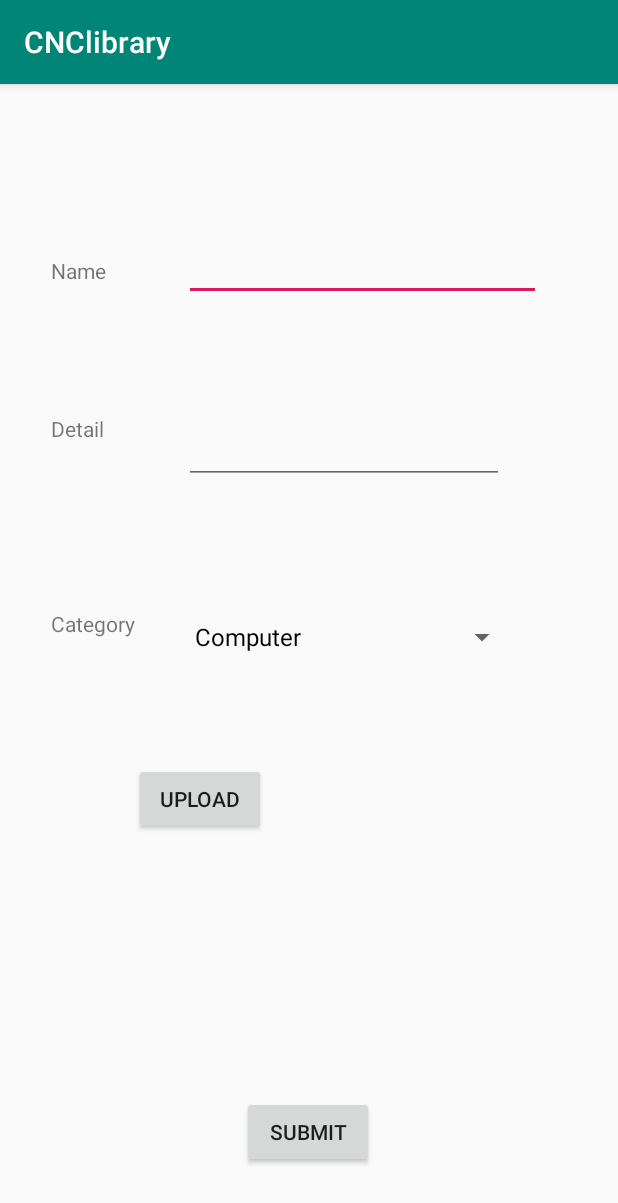
After one commit to tumbj/CNClibrary, an Android app: the AddBookActivity screen opened directly, with no data from a screen before it, on a phone screen of 412 x 824 dp. The commit adds this screen. Shown: the top 1203 px of the screen. Run offline under Robolectric (Android 15) with nearby library versions, the phone set to English and light mode, and no system bars; our stand-ins replace Firebase (no records; nobody signed in at launch, a user with empty details on screens opened directly); pictures from the network do not load.

Commit message:
can add book without img, barcode

```diff
--- a/app/build.gradle
+++ b/app/build.gradle
@@ -36,4 +36,5 @@ dependencies {
     androidTestImplementation 'androidx.test.ext:junit:1.1.0'
     androidTestImplementation 'androidx.test.espresso:espresso-core:3.1.1'
     implementation 'me.dm7.barcodescanner:zxing:1.9.13'
+    implementation 'androidx.gridlayout:gridlayout:1.0.0'
 }
--- a/app/src/main/java/com/example/cnclibrary/MainActivity.java
+++ b/app/src/main/java/com/example/cnclibrary/MainActivity.java
@@ -3,6 +3,7 @@ package com.example.cnclibrary;//package com.example.cnclibrary;
 import android.content.Intent;
 import android.os.Bundle;
 
+import com.example.cnclibrary.admin.AddBookActivity;
 import com.example.cnclibrary.ui.scanner.BorrowActivity;
 import com.example.cnclibrary.ui.scanner.ReturnActivity;
 import com.google.android.material.bottomnavigation.BottomNavigationView;
@@ -42,4 +43,9 @@ public class MainActivity extends AppCompatActivity {
         Intent intent = new Intent(this, ReturnActivity.class);
         startActivity(intent);
     }
+
+    public void addBookClk(android.view.View view) {
+        Intent intent = new Intent(this, AddBookActivity.class);
+        startActivity(intent);
+    }
 }
--- /dev/null
+++ b/app/src/main/java/com/example/cnclibrary/admin/AddBookActivity.java
@@ -0,0 +1,113 @@
+package com.example.cnclibrary.admin;
+
+import androidx.annotation.NonNull;
+import androidx.annotation.Nullable;
+import androidx.appcompat.app.AppCompatActivity;
+import androidx.core.app.ActivityCompat;
+
+import android.Manifest;
+import android.content.Intent;
+import android.content.pm.PackageManager;
+import android.graphics.Bitmap;
+import android.net.Uri;
+import android.os.Bundle;
+import android.provider.MediaStore;
+import android.util.Log;
+import android.view.View;
+import android.widget.AdapterView;
+import android.widget.ArrayAdapter;
+import android.widget.EditText;
+import android.widget.ImageView;
+import android.widget.Spinner;
+
+import com.example.cnclibrary.R;
+import com.example.cnclibrary.data.model.Book;
+import com.google.android.gms.tasks.OnFailureListener;
+import com.google.android.gms.tasks.OnSuccessListener;
+import com.google.android.material.textfield.TextInputEditText;
+import com.google.firebase.firestore.DocumentReference;
+import com.google.firebase.firestore.FirebaseFirestore;
+
+import org.w3c.dom.Text;
+
+import java.io.IOException;
+
+
+public class AddBookActivity extends AppCompatActivity {
+    FirebaseFirestore db;
+
+
+
+        @Override
+    protected void onCreate(Bundle savedInstanceState) {
+        super.onCreate(savedInstanceState);
+        setContentView(R.layout.activity_add_book);
+
+
+        // category spinner start
+        Spinner dropdown = findViewById(R.id.categorySpinner);
+        String[] items = new String[]{"Computer","Cartoon book","Science","Science","Novel","etc"};
+        ArrayAdapter<String> adapter = new ArrayAdapter<>(this, android.R.layout.simple_spinner_dropdown_item, items);
+        dropdown.setAdapter(adapter);
+        // category spinner end
+
+        db = FirebaseFirestore.getInstance();
+    }
+
+    public void clk(View view){
+        EditText nameEditText = (EditText)findViewById(R.id.nameEditText);
+        EditText detailEditText  = (EditText)findViewById(R.id.detailEditText);
+        Spinner category = findViewById(R.id.categorySpinner);
+//        ImageView img = findViewById(R.id.imageView);
+
+        String name = String.valueOf(nameEditText.getText());
+        String barcode = "barcode";
+        String detail = String.valueOf(detailEditText.getText());
+        String categorySelected = category.getSelectedItem().toString();
+        int countBook = 1;
+
+        String input = name+" "+detail+categorySelected;
+        Book newBook = new Book(name,barcode,detail,categorySelected,countBook);
+        db.collection("books")
+                .add(newBook)
+                .addOnSuccessListener(new OnSuccessListener<DocumentReference>() {
+                @Override
+                public void onSuccess(DocumentReference documentReference) {
+                    Log.d("add", "DocumentSnapshot added with ID: " + documentReference.getId());
+                }
+                })
+                    .addOnFailureListener(new OnFailureListener() {
+                        @Override
+                        public void onFailure(@NonNull Exception e) {
+                            Log.w("add", "Error adding document", e);
+                        }
+                    });
+        Log.i("vac",input);
+
+
+
+//        Intent intent = new Intent(this,AddBookActivity.class);
+//        Log.i("vsc",wc.countWord()+"");
+//        intent.putExtra("msg",wc.countWord()+"");
+//        startActivity(intent);
+    }
+
+
+    //// upload img zone start
+//    @Override
+//    protected void onActivityResult(int requestCode, int resultCode, @Nullable Intent data) {
+//        super.onActivityResult(requestCode, resultCode, data);
+//        Uri uri = data.getData();
+//        ImageView imageView = findViewById(R.id.imageView);
+//        imageView.setImageURI(uri);
+//    }
+//    public void uploadClk(View view){
+//        if(ActivityCompat.checkSelfPermission(this, Manifest.permission.READ_EXTERNAL_STORAGE) != PackageManager.PERMISSION_GRANTED){
+//            ActivityCompat.requestPermissions(AddBookActivity.this,new String[]{Manifest.permission.READ_EXTERNAL_STORAGE},200);
+//            return;
+//        }
+//        Intent intent = new Intent(Intent.ACTION_PICK, MediaStore.Images.Media.EXTERNAL_CONTENT_URI);
+//        startActivityForResult(intent,0);
+//    }
+    //// end zone upload img
+}
--- a/app/src/main/java/com/example/cnclibrary/ui/home/HomeFragment.java
+++ b/app/src/main/java/com/example/cnclibrary/ui/home/HomeFragment.java
@@ -23,11 +23,11 @@ public class HomeFragment extends Fragment {
         homeViewModel =
                 ViewModelProviders.of(this).get(HomeViewModel.class);
         View root = inflater.inflate(R.layout.fragment_home, container, false);
-        final TextView textView = root.findViewById(R.id.text_home);
+//        final TextView textView = root.findViewById(R.id.text_home);
         homeViewModel.getText().observe(this, new Observer<String>() {
             @Override
             public void onChanged(@Nullable String s) {
-                textView.setText(s);
+//                textView.setText(s);
             }
         });
         return root;
--- /dev/null
+++ b/app/src/main/res/layout/activity_add_book.xml
@@ -0,0 +1,123 @@
+<?xml version="1.0" encoding="utf-8"?>
+<androidx.constraintlayout.widget.ConstraintLayout xmlns:android="http://schemas.android.com/apk/res/android"
+    xmlns:app="http://schemas.android.com/apk/res-auto"
+    xmlns:tools="http://schemas.android.com/tools"
+    android:layout_width="match_parent"
+    android:layout_height="match_parent"
+    android:onClick="uploadClk"
+    tools:context=".admin.AddBookActivity">
+
+    <EditText
+        android:id="@+id/nameEditText"
+        android:layout_width="238dp"
+        android:layout_height="44dp"
+        android:ems="10"
+        android:inputType="textPersonName"
+        android:text=""
+        app:layout_constraintBottom_toBottomOf="parent"
+        app:layout_constraintEnd_toEndOf="parent"
+        app:layout_constraintHorizontal_bias="0.705"
+        app:layout_constraintStart_toStartOf="parent"
+        app:layout_constraintTop_toTopOf="parent"
+        app:layout_constraintVertical_bias="0.139" />
+
+    <TextView
+        android:id="@+id/textView"
+        android:layout_width="wrap_content"
+        android:layout_height="wrap_content"
+        android:text="Name"
+        app:layout_constraintBottom_toBottomOf="parent"
+        app:layout_constraintEnd_toEndOf="parent"
+        app:layout_constraintHorizontal_bias="0.09"
+        app:layout_constraintStart_toStartOf="parent"
+        app:layout_constraintTop_toTopOf="parent"
+        app:layout_constraintVertical_bias="0.153" />
+
+    <TextView
+        android:id="@+id/textView2"
+        android:layout_width="wrap_content"
+        android:layout_height="wrap_content"
+        android:text="Detail"
+        app:layout_constraintBottom_toBottomOf="parent"
+        app:layout_constraintEnd_toEndOf="parent"
+        app:layout_constraintHorizontal_bias="0.091"
+        app:layout_constraintStart_toStartOf="parent"
+        app:layout_constraintTop_toTopOf="parent"
+        app:layout_constraintVertical_bias="0.294" />
+
+    <Button
+        android:id="@+id/button"
+        android:layout_width="wrap_content"
+        android:layout_height="wrap_content"
+        android:onClick="clk"
+        android:text="SUBMIT"
+        app:layout_constraintBottom_toBottomOf="parent"
+        app:layout_constraintEnd_toEndOf="parent"
+        app:layout_constraintHorizontal_bias="0.498"
+        app:layout_constraintStart_toStartOf="parent"
+        app:layout_constraintTop_toTopOf="parent"
+        app:layout_constraintVertical_bias="0.937" />
+
+    <EditText
+        android:id="@+id/detailEditText"
+        android:layout_width="wrap_content"
+        android:layout_height="wrap_content"
+        android:ems="10"
+        android:gravity="start|top"
+        android:inputType="textMultiLine"
+        app:layout_constraintBottom_toBottomOf="parent"
+        app:layout_constraintEnd_toEndOf="parent"
+        app:layout_constraintHorizontal_bias="0.616"
+        app:layout_constraintStart_toStartOf="parent"
+        app:layout_constraintTop_toTopOf="parent"
+        app:layout_constraintVertical_bias="0.306" />
+
+    <TextView
+        android:id="@+id/textView3"
+        android:layout_width="68dp"
+        android:layout_height="22dp"
+        android:text="Category"
+        app:layout_constraintBottom_toBottomOf="parent"
+        app:layout_constraintEnd_toEndOf="parent"
+        app:layout_constraintHorizontal_bias="0.099"
+        app:layout_constraintStart_toStartOf="parent"
+        app:layout_constraintTop_toTopOf="parent"
+        app:layout_constraintVertical_bias="0.469" />
+
+    <Spinner
+        android:id="@+id/categorySpinner"
+        android:layout_width="223dp"
+        android:layout_height="37dp"
+        app:layout_constraintBottom_toBottomOf="parent"
+        app:layout_constraintEnd_toEndOf="parent"
+        app:layout_constraintHorizontal_bias="0.648"
+        app:layout_constraintStart_toStartOf="parent"
+        app:layout_constraintTop_toTopOf="parent"
+        app:layout_constraintVertical_bias="0.479" />
+
+    <Button
+        android:id="@+id/button4"
+        android:layout_width="wrap_content"
+        android:layout_height="wrap_content"
+        android:onClick="uploadClk"
+        android:text="Upload"
+        app:layout_constraintBottom_toBottomOf="parent"
+        app:layout_constraintEnd_toEndOf="parent"
+        app:layout_constraintHorizontal_bias="0.275"
+        app:layout_constraintStart_toStartOf="parent"
+        app:layout_constraintTop_toTopOf="parent"
+        app:layout_constraintVertical_bias="0.629" />
+
+    <ImageView
+        android:id="@+id/imageView"
+        android:layout_width="133dp"
+        android:layout_height="133dp"
+        app:layout_constraintBottom_toBottomOf="parent"
+        app:layout_constraintEnd_toEndOf="parent"
+        app:layout_constraintHorizontal_bias="0.726"
+        app:layout_constraintStart_toStartOf="parent"
+        app:layout_constraintTop_toTopOf="parent"
+        app:layout_constraintVertical_bias="0.675"
+        tools:srcCompat="@tools:sample/avatars" />
+
+</androidx.constraintlayout.widget.ConstraintLayout>
--- a/app/src/main/res/values/dimens.xml
+++ b/app/src/main/res/values/dimens.xml
@@ -2,4 +2,5 @@
     <!-- Default screen margins, per the Android Design guidelines. -->
     <dimen name="activity_horizontal_margin">16dp</dimen>
     <dimen name="activity_vertical_margin">16dp</dimen>
+    <dimen name="fab_margin">16dp</dimen>
 </resources>
```
Also changed, not shown: app/src/main/AndroidManifest.xml (+6 -4 lines), app/src/main/java/com/example/cnclibrary/data/model/Book.java (added, +57 -0 lines), app/src/main/res/layout/fragment_dashboard.xml (+13 -0 lines), app/src/main/res/layout/fragment_home.xml (+1 -16 lines), app/src/main/res/navigation/nav_graph.xml (added, +28 -0 lines), app/src/main/res/values/strings.xml (+9 -0 lines), app/src/main/res/values/styles.xml (+9 -0 lines).
